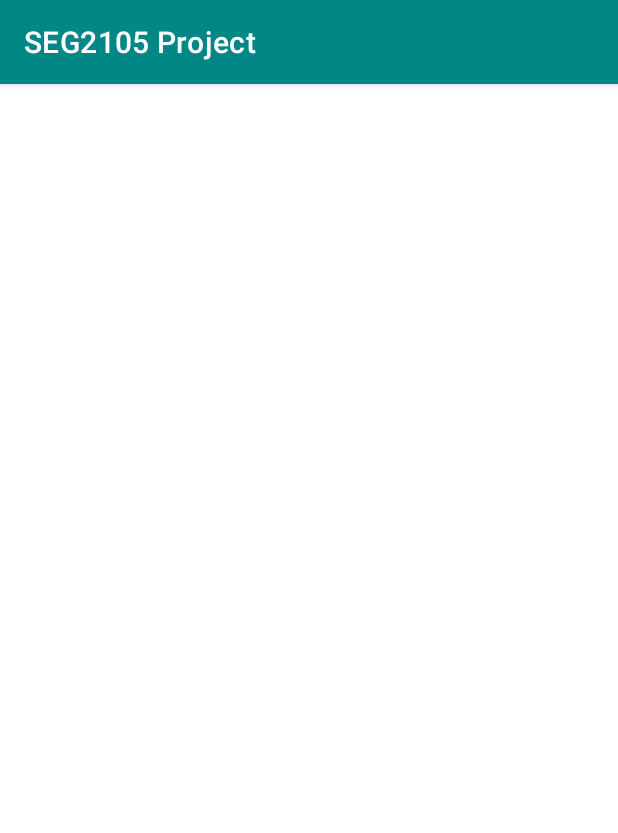
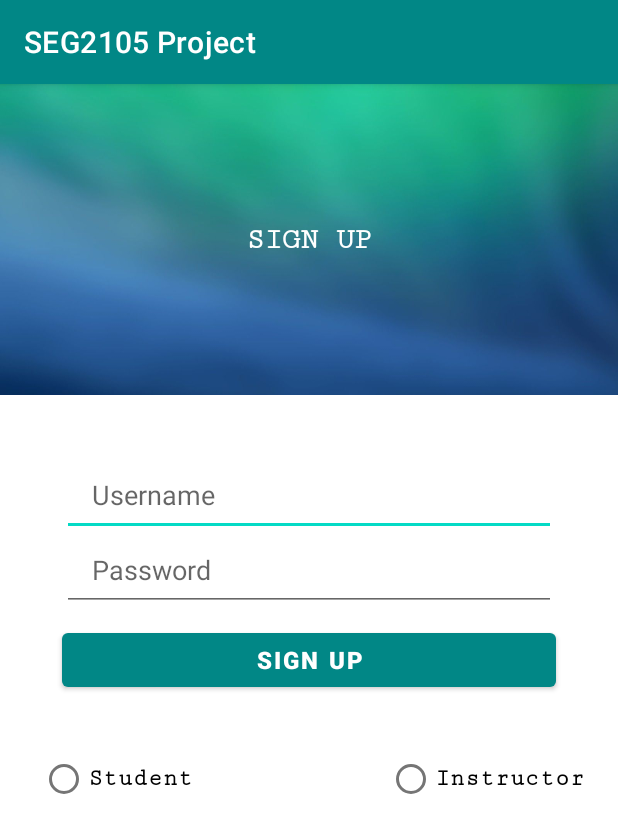
Before and after one commit to Rasheek25/SEG2105-Project, an Android app: the SignUp screen opened directly, with no data from a screen before it, on a phone screen of 412 x 824 dp. Shown: the top 833 px of the screen. Run offline under Robolectric (Android 15) with nearby library versions, the phone set to English and light mode, and no system bars.

Commit message:
Front end for sign up page finished

```diff
--- a/app/src/main/res/layout/activity_sign_up.xml
+++ b/app/src/main/res/layout/activity_sign_up.xml
@@ -6,4 +6,113 @@
     android:layout_height="match_parent"
     tools:context=".SignUp">
 
+    <ImageView
+        android:id="@+id/imageView"
+        android:layout_width="wrap_content"
+        android:layout_height="0dp"
+        android:scaleType="centerCrop"
+        android:src="@drawable/bg"
+        app:layout_constraintBottom_toBottomOf="parent"
+
+        app:layout_constraintEnd_toEndOf="parent"
+        app:layout_constraintHeight_percent=".27"
+        app:layout_constraintStart_toStartOf="parent"
+        app:layout_constraintTop_toTopOf="parent"
+        app:layout_constraintVertical_bias="0" />
+
+    <TextView
+        android:id="@+id/textView"
+        android:layout_width="wrap_content"
+        android:layout_height="wrap_content"
+        android:fontFamily="serif-monospace"
+        android:text="SIGN UP"
+        android:textColor="@color/white"
+        android:textSize="20dp"
+
+
+        android:textStyle="bold"
+        app:layout_constraintBottom_toBottomOf="@+id/imageView"
+        app:layout_constraintEnd_toEndOf="parent"
+        app:layout_constraintStart_toStartOf="parent"
+        app:layout_constraintTop_toTopOf="@+id/imageView" />
+
+
+
+    <EditText
+        android:id="@+id/userName"
+        android:layout_width="0dp"
+        android:layout_height="wrap_content"
+        app:layout_constraintWidth_percent="0.8"
+        app:layout_constraintVertical_bias="0.35"
+        app:layout_constraintHorizontal_bias="0.5"
+        android:hint = "Username"
+        android:paddingLeft="20dp"
+        android:paddingTop="10dp"
+        android:paddingBottom="15dp"
+        app:layout_constraintBottom_toBottomOf="parent"
+        app:layout_constraintEnd_toEndOf="parent"
+        app:layout_constraintStart_toStartOf="parent"
+        app:layout_constraintTop_toTopOf="parent" />
+
+    <EditText
+        android:id="@+id/password"
+        android:layout_width="0dp"
+        android:layout_height="wrap_content"
+        android:hint="Password"
+        android:paddingLeft="20dp"
+        android:paddingTop="10dp"
+        android:paddingBottom="15dp"
+        app:layout_constraintBottom_toBottomOf="parent"
+        app:layout_constraintEnd_toEndOf="parent"
+        app:layout_constraintHorizontal_bias="0.5"
+        app:layout_constraintStart_toStartOf="parent"
+        app:layout_constraintTop_toBottomOf="@+id/userName"
+        app:layout_constraintVertical_bias="0"
+        app:layout_constraintWidth_percent="0.8" />
+
+    <Button
+        android:id="@+id/createAccount"
+        android:layout_width="0dp"
+        android:layout_height="wrap_content"
+        android:text="Sign Up"
+        android:textSize="16sp"
+        android:textStyle="bold"
+        app:layout_constraintBottom_toBottomOf="parent"
+        app:layout_constraintEnd_toEndOf="parent"
+        app:layout_constraintStart_toStartOf="parent"
+        app:layout_constraintTop_toTopOf="parent"
+        app:layout_constraintWidth_percent="0.8" />
+
+    <RadioButton
+    android:id="@+id/studentButton"
+    android:layout_width="0dp"
+    android:layout_height="wrap_content"
+    android:text="Student"
+    android:textSize="16sp"
+    android:textStyle="bold"
+    app:layout_constraintBottom_toBottomOf="parent"
+    app:layout_constraintEnd_toEndOf="parent"
+    app:layout_constraintStart_toStartOf="parent"
+    app:layout_constraintTop_toBottomOf="@+id/createAccount"
+    app:layout_constraintVertical_bias="0.1"
+    app:layout_constraintHorizontal_bias="0.1"
+    android:fontFamily="serif-monospace"
+    app:layout_constraintWidth_percent="0.35" />
+
+    <RadioButton
+        android:id="@+id/instructorButton"
+        android:layout_width="0dp"
+        android:layout_height="wrap_content"
+        android:text="Instructor"
+        android:textSize="16sp"
+        android:textStyle="bold"
+        app:layout_constraintBottom_toBottomOf="parent"
+        app:layout_constraintEnd_toEndOf="parent"
+        android:fontFamily="serif-monospace"
+        app:layout_constraintHorizontal_bias="0.9"
+        app:layout_constraintStart_toEndOf="@+id/studentButton"
+        app:layout_constraintTop_toBottomOf="@+id/createAccount"
+        app:layout_constraintVertical_bias="0.1"
+        app:layout_constraintWidth_percent="0.35" />
+
 </androidx.constraintlayout.widget.ConstraintLayout>
```
